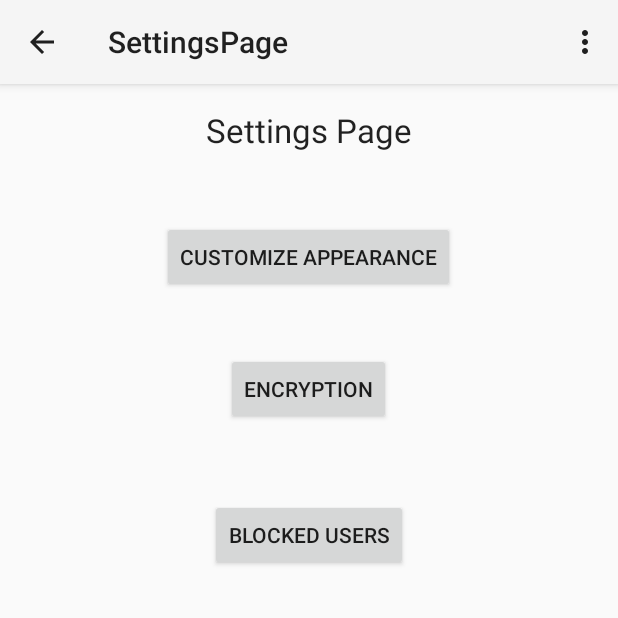
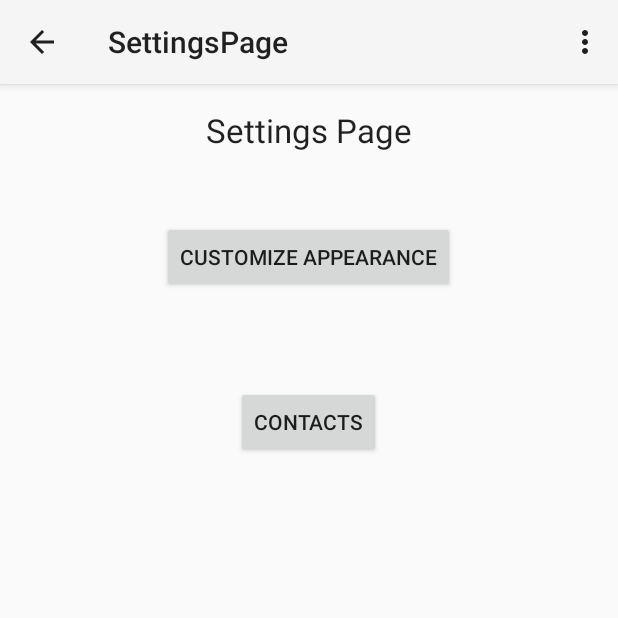
Before and after one commit to NYIT-CSCI455-2015-Spring/BluetoothChat, an Android app: the SettingsActivity screen opened directly, with no data from a screen before it, on a phone screen of 412 x 824 dp, the top half of it. Run offline under Robolectric (Android 15) with nearby library versions, the phone set to English and light mode, and no system bars.

Commit message:
Asvin Commit April 3, 2015

```diff
--- a/Application/src/main/java/com/example/android/bluetoothchat/BluetoothChatFragment.java
+++ b/Application/src/main/java/com/example/android/bluetoothchat/BluetoothChatFragment.java
@@ -25,7 +25,6 @@ import android.bluetooth.BluetoothDevice;
 import android.content.Context;
 import android.content.Intent;
 import android.graphics.Color;
-import android.net.Uri;
 import android.os.Bundle;
 import android.os.Handler;
 import android.os.Message;
@@ -357,7 +356,6 @@ public class BluetoothChatFragment extends Fragment {
                         //LED
                         mBuilder.setLights(Color.BLUE, 3000, 3000);
                         //Sound
-                        mBuilder.setSound(Uri.parse("android.resource://com.example.android/" + R.raw.notification));
                         NotificationManager mNotificationManager = (NotificationManager) getActivity().getSystemService(Context.NOTIFICATION_SERVICE);
                         // mId allows you to update the notification later on.
                         int mId = 0;
--- a/Application/src/main/java/com/example/android/bluetoothchat/SettingsActivity.java
+++ b/Application/src/main/java/com/example/android/bluetoothchat/SettingsActivity.java
@@ -6,6 +6,7 @@ import android.os.Bundle;
 import android.view.Menu;
 import android.view.MenuItem;
 import android.view.View;
+import android.widget.Button;
 
 
 public class SettingsActivity extends Activity {
@@ -14,6 +15,23 @@ public class SettingsActivity extends Activity {
     protected void onCreate(Bundle savedInstanceState) {
         super.onCreate(savedInstanceState);
         setContentView(R.layout.activity_settings_page);
+        OnButtonClickListener();
+
+    }
+
+    private void OnButtonClickListener() {
+
+        final Button Contacts = (Button) findViewById(R.id.button4);
+        //Feedback Button
+        Contacts.setOnClickListener(new View.OnClickListener() {
+            @Override
+            public void onClick(View v) {
+                Intent contactsintent = new Intent(SettingsActivity.this, ContactsActivity.class);
+                startActivity(contactsintent);
+
+            }
+        });
+
     }
 
 
--- a/Application/src/main/res/layout/activity_settings_page.xml
+++ b/Application/src/main/res/layout/activity_settings_page.xml
@@ -4,7 +4,8 @@
     android:paddingRight="@dimen/activity_horizontal_margin"
     android:paddingTop="@dimen/activity_vertical_margin"
     android:paddingBottom="@dimen/activity_vertical_margin"
-    tools:context="com.example.android.bluetoothchat.SettingsActivity">
+    tools:context="com.example.android.bluetoothchat.SettingsActivity"
+    android:id="@+id/SettingsMain">
 
     <TextView
         android:layout_width="wrap_content"
@@ -28,19 +29,10 @@
     <Button
         android:layout_width="wrap_content"
         android:layout_height="wrap_content"
-        android:text="@string/encryption"
-        android:id="@+id/button2"
+        android:text="Contacts"
+        android:id="@+id/button4"
+        android:layout_marginTop="62dp"
         android:layout_below="@+id/button"
-        android:layout_centerHorizontal="true"
-        android:layout_marginTop="40dp" />
-
-    <Button
-        android:layout_width="wrap_content"
-        android:layout_height="wrap_content"
-        android:text="@string/blocked_users"
-        android:id="@+id/button3"
-        android:layout_below="@+id/button2"
-        android:layout_centerHorizontal="true"
-        android:layout_marginTop="49dp" />
+        android:layout_centerHorizontal="true" />
 
 </RelativeLayout>
--- a/Application/src/main/res/values/strings.xml
+++ b/Application/src/main/res/values/strings.xml
@@ -79,5 +79,9 @@
 <!-- TODO: Remove or change this placeholder text -->
     <string name="hello_blank_fragment">No Bluetooth adapter found!</string>
     <string name="attachimage">Attachment</string>
-    <string name="camerabutton">Camera</string> //Camera button in Help Page
+    <string name="camerabutton">Camera</string>
+    <string name="title_activity_contacts">ContactsActivity</string>
+    <string name="title_activity_update_contacts">UpdateContactsActivity</string>
+    <string name="contacts_page">contacts</string>
+    //Camera button in Help Page
 </resources>
```
Also changed, not shown: Application/src/main/AndroidManifest.xml (+19 -6 lines).
